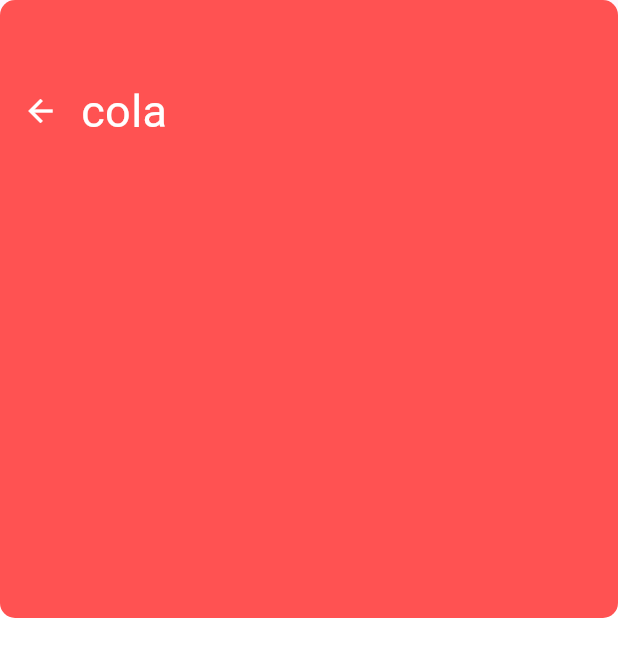
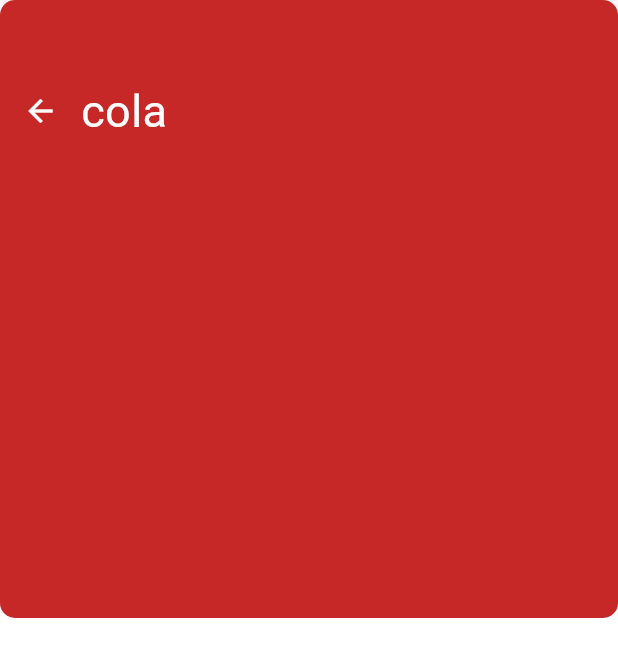
Before and after one commit to Amjadyabroudi128/drinks-, a Flutter app: the screen it shows after launch, after a tap on "cola", on a phone screen of 412 x 824 dp. Shown: the top 657 px of the screen. Run offline on Flutter 3.47's test engine with Material 3 defaults, Android fonts, the light colour scheme and no system bars; our stand-ins replace font_awesome_flutter.

Commit message:
return a scaffold

```diff
--- a/lib/core/features/details/presentation/detailsPage.dart
+++ b/lib/core/features/details/presentation/detailsPage.dart
@@ -1,5 +1,6 @@
 
 import 'package:drinks/components/sizedBox.dart';
+import 'package:drinks/core/features/details/presentation/widgets/detailsBar.dart';
 import 'package:flutter/material.dart';
 import '../../../../constatns/Constants.dart';
 import '../../models/drinkModel.dart';
@@ -12,9 +13,8 @@ class Detailspage extends StatelessWidget {
 
   @override
   Widget build(BuildContext context) {
-   return MaterialApp(
-     debugShowCheckedModeBanner: false,
-      home: Scaffold(
+
+      return Scaffold(
         body: Stack(
           children: <Widget>[
             Container(
@@ -31,7 +31,7 @@ class Detailspage extends StatelessWidget {
               width: MediaQuery.of(context).size.width,
               decoration: BoxDecoration(
                 borderRadius: BorderRadius.circular(10),
-                color: drink.color,
+                color: drink.cupColor,
               ),
                 child: Padding(
                   padding: const EdgeInsets.only(top: 50, left:3 ),
@@ -39,23 +39,14 @@ class Detailspage extends StatelessWidget {
                     mainAxisAlignment: MainAxisAlignment.start,
                     crossAxisAlignment: CrossAxisAlignment.start,
                     children: [
-                      Row(
-                        children: [
-                          IconButton(icon: goBack, onPressed: (){
-                            Navigator.of(context).pop();
-                          },),
-                          sizedBox(width: 3,),
-                          Text(drink.name, style: TextStyle(color: Colors.white, fontSize: 30),),
-                        ],
-                      )
+                      detailsBar(drink: drink)
                     ],
                   ),
                 )
             ),
           ],
         ),
-      ),
-    );
+      );
   }
 
 }
```
